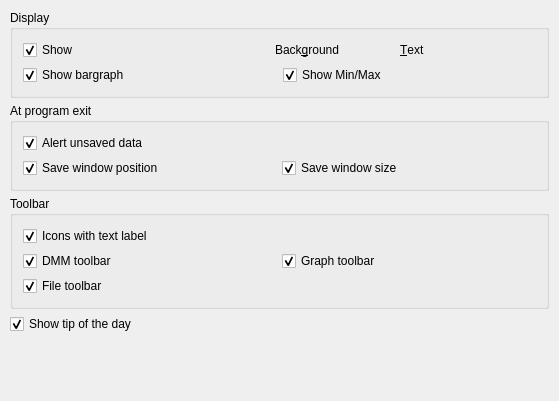
First picture: the form in src/ui/uiguiprefs.ui, repository tuxmaster/QtDMM, before the edit.
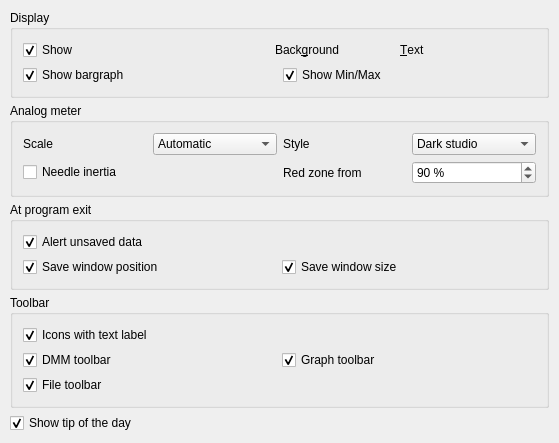
Second picture: the form after the edit. Custom widgets are drawn as their Qt base class.

Commit message: Add an analog meter: VU-style moving-coil instrument in a dock

Patch:
```diff
--- a/src/ui/uiguiprefs.ui
+++ b/src/ui/uiguiprefs.ui
@@ -276,6 +276,116 @@
      </layout>
     </widget>
    </item>
+   <item>
+    <widget class="QGroupBox" name="GroupBoxMeter">
+     <property name="title">
+      <string>Analog meter</string>
+     </property>
+     <layout class="QGridLayout">
+      <property name="leftMargin">
+       <number>10</number>
+      </property>
+      <property name="topMargin">
+       <number>10</number>
+      </property>
+      <property name="rightMargin">
+       <number>10</number>
+      </property>
+      <property name="bottomMargin">
+       <number>10</number>
+      </property>
+      <item row="0" column="0">
+       <widget class="QLabel" name="labelMeterScale">
+        <property name="text">
+         <string>Scale</string>
+        </property>
+       </widget>
+      </item>
+      <item row="0" column="1">
+       <widget class="QComboBox" name="ui_meterScale">
+        <property name="whatsThis">
+         <string>How the analog meter lays out its scale. &lt;b&gt;Automatic&lt;/b&gt; starts with zero at the left and switches to a centre-zero scale as soon as a clearly negative reading arrives (until the min/max memory is reset). &lt;b&gt;Zero left&lt;/b&gt; and &lt;b&gt;Centre zero&lt;/b&gt; fix one layout.</string>
+        </property>
+        <item>
+         <property name="text">
+          <string>Automatic</string>
+         </property>
+        </item>
+        <item>
+         <property name="text">
+          <string>Zero left</string>
+         </property>
+        </item>
+        <item>
+         <property name="text">
+          <string>Centre zero</string>
+         </property>
+        </item>
+       </widget>
+      </item>
+      <item row="0" column="2">
+       <widget class="QLabel" name="labelMeterStyle">
+        <property name="text">
+         <string>Style</string>
+        </property>
+       </widget>
+      </item>
+      <item row="0" column="3">
+       <widget class="QComboBox" name="ui_meterStyle">
+        <property name="whatsThis">
+         <string>Colour scheme of the analog meter: a dark studio dial with a white scale, or a classic ivory dial with a black scale.</string>
+        </property>
+        <item>
+         <property name="text">
+          <string>Dark studio</string>
+         </property>
+        </item>
+        <item>
+         <property name="text">
+          <string>Classic ivory</string>
+         </property>
+        </item>
+       </widget>
+      </item>
+      <item row="1" column="0" colspan="2">
+       <widget class="QCheckBox" name="ui_meterBallistics">
+        <property name="whatsThis">
+         <string>Move the needle with the inertia of a real moving-coil instrument instead of jumping to each new reading.</string>
+        </property>
+        <property name="text">
+         <string>Needle inertia</string>
+        </property>
+       </widget>
+      </item>
+      <item row="1" column="2">
+       <widget class="QLabel" name="labelMeterRed">
+        <property name="text">
+         <string>Red zone from</string>
+        </property>
+       </widget>
+      </item>
+      <item row="1" column="3">
+       <widget class="QSpinBox" name="ui_meterRedZone">
+        <property name="whatsThis">
+         <string>Start of the red zone at the top end of the scale, as a percentage of full scale.</string>
+        </property>
+        <property name="suffix">
+         <string> %</string>
+        </property>
+        <property name="minimum">
+         <number>50</number>
+        </property>
+        <property name="maximum">
+         <number>100</number>
+        </property>
+        <property name="value">
+         <number>90</number>
+        </property>
+       </widget>
+      </item>
+     </layout>
+    </widget>
+   </item>
    <item>
     <widget class="QGroupBox" name="GroupBox4_2">
      <property name="title">
```
The commit also changes 19 other files.
